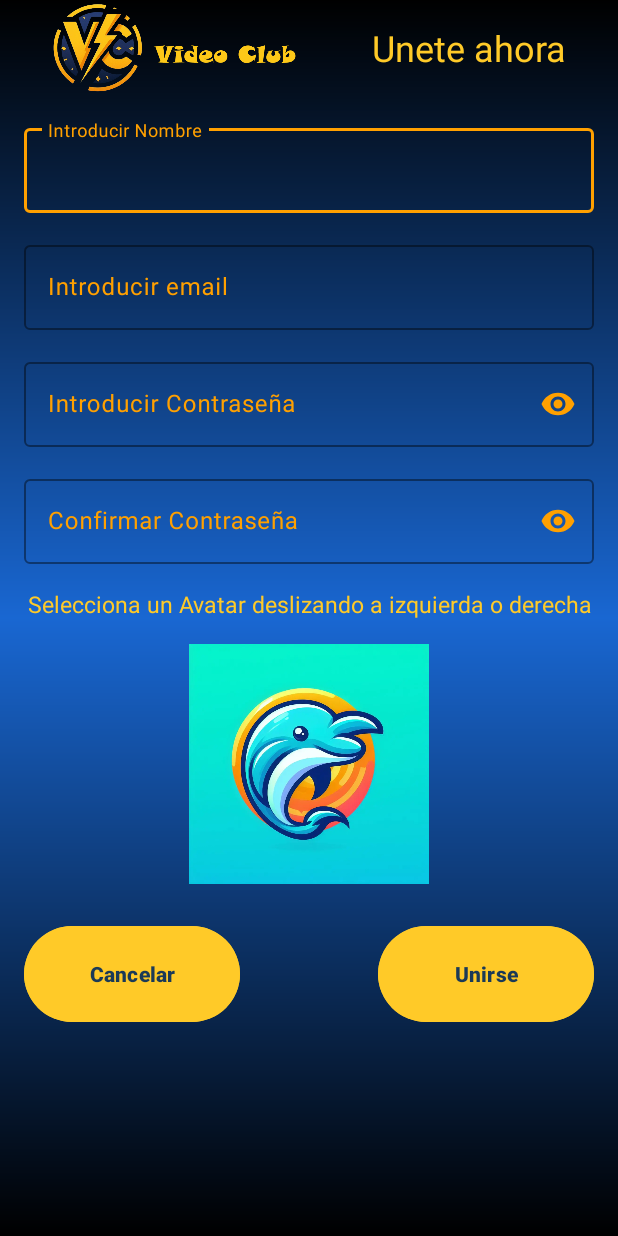
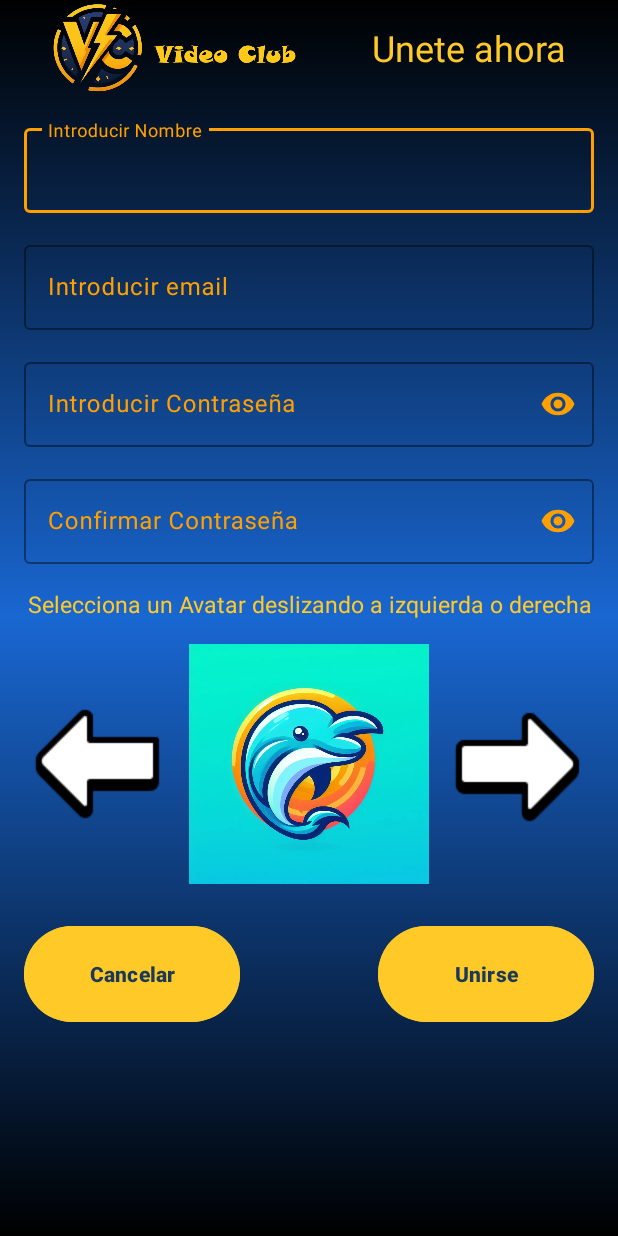
Before and after one commit to MrSixtorz/VideoClub, an Android app: the Register screen opened directly, with no data from a screen before it, on a phone screen of 412 x 824 dp. Run offline under Robolectric (Android 15) with nearby library versions, the phone set to English and light mode, and no system bars; our stand-ins replace Firebase (no records; nobody signed in at launch, a user with empty details on screens opened directly).

Commit message:
chorradas2

```diff
--- a/app/src/main/java/com/example/videoclub/DiscoverMovies.kt
+++ b/app/src/main/java/com/example/videoclub/DiscoverMovies.kt
@@ -3,5 +3,5 @@ package com.example.videoclub
 import com.google.gson.annotations.SerializedName
 
 data class DiscoverMovies(
-    @SerializedName("results")val results: List<Result>
+    @SerializedName("results") val peliculasDiscovers: List<PeliculasDiscover>
 )
--- a/app/src/main/java/com/example/videoclub/Result.kt
+++ b/app/src/main/java/com/example/videoclub/PeliculasDiscover.kt
@@ -2,7 +2,7 @@ package com.example.videoclub
 
 import com.google.gson.annotations.SerializedName
 
-data class Result(
+data class PeliculasDiscover(
     @SerializedName("genre_ids") val genre_ids: List<Int>,
     @SerializedName("id") val id: Int,
     @SerializedName("overview") val overview: String,
--- a/app/src/main/java/com/example/videoclub/Register.kt
+++ b/app/src/main/java/com/example/videoclub/Register.kt
@@ -9,6 +9,7 @@ import android.view.LayoutInflater
 import android.view.View
 import android.view.ViewGroup
 import android.widget.Button
+import android.widget.ImageButton
 import android.widget.ImageView
 import androidx.appcompat.app.AlertDialog
 import androidx.recyclerview.widget.RecyclerView
@@ -53,7 +54,23 @@ class Register : AppCompatActivity() {
             R.drawable.perro,
             R.drawable.starwars
         ) // Lista de IDs de recursos de las imágenes
-        val adapter = AvatarAdapter(images)
+        val adapter = AvatarAdapter(images, object : AvatarAdapter.OnClickListener {
+            override fun prevBoton() {
+                val viewPager: ViewPager2 = findViewById(R.id.viewAvatar)
+                val currentPosition = viewPager.currentItem
+                val maxPosition = viewPager.adapter?.itemCount ?: 0
+                val newPosition = if (currentPosition == 0) maxPosition - 1 else currentPosition - 1
+                viewPager.setCurrentItem(newPosition, false)
+            }
+
+            override fun sigBoton() {
+                val viewPager: ViewPager2 = findViewById(R.id.viewAvatar)
+                val currentPosition = viewPager.currentItem
+                val maxPosition = viewPager.adapter?.itemCount ?: 0
+                val newPosition = if (currentPosition == maxPosition - 1) 0 else currentPosition + 1
+                viewPager.setCurrentItem(newPosition, false)
+            }
+        })
         var viewPager: ViewPager2 = findViewById(R.id.viewAvatar)
         viewPager.adapter = adapter
 
@@ -135,8 +152,12 @@ class Register : AppCompatActivity() {
         return resources.getIdentifier(nombreImagen, "drawable", applicationContext.packageName)
     }
 
-    class AvatarAdapter(private val images: List<Int>) :
+    class AvatarAdapter(private val images: List<Int>, private val onClickListener: OnClickListener) :
         RecyclerView.Adapter<AvatarAdapter.ImageViewHolder>() {
+        interface OnClickListener {
+            fun prevBoton()
+            fun sigBoton()
+        }
 
         override fun onCreateViewHolder(parent: ViewGroup, viewType: Int): ImageViewHolder {
             val view = LayoutInflater.from(parent.context).inflate(R.layout.avatar, parent, false)
@@ -151,7 +172,18 @@ class Register : AppCompatActivity() {
 
         inner class ImageViewHolder(itemView: View) : RecyclerView.ViewHolder(itemView) {
             val imageView: ImageView = itemView.findViewById(R.id.imageView)
+
+            init {
+                itemView.findViewById<ImageButton>(R.id.previo).setOnClickListener {
+                    onClickListener.prevBoton()
+                }
+
+                itemView.findViewById<ImageButton>(R.id.siguiente).setOnClickListener {
+                    onClickListener.sigBoton()
+                }
+            }
         }
+
     }
 
 }
--- a/app/src/main/res/layout/activity_register.xml
+++ b/app/src/main/res/layout/activity_register.xml
@@ -174,7 +174,8 @@
         android:layout_marginStart="16dp"
         android:layout_marginTop="16dp"
         android:layout_marginEnd="16dp"
-        android:layout_marginBottom="8dp" />
+        android:layout_marginBottom="8dp">
+    </androidx.viewpager2.widget.ViewPager2>
 
     <Button
         android:id="@+id/Cancelar"
--- a/app/src/main/res/layout/avatar.xml
+++ b/app/src/main/res/layout/avatar.xml
@@ -1,6 +1,34 @@
 <?xml version="1.0" encoding="utf-8"?>
-<ImageView xmlns:android="http://schemas.android.com/apk/res/android"
-    android:id="@+id/imageView"
+<LinearLayout xmlns:android="http://schemas.android.com/apk/res/android"
+    android:id="@+id/linearAvatar"
     android:layout_width="match_parent"
     android:layout_height="match_parent"
-    android:scaleType="centerInside"></ImageView>
+    android:orientation="horizontal">
+
+    <ImageButton
+        android:id="@+id/previo"
+        android:layout_width="100dp"
+        android:layout_height="100dp"
+        android:layout_gravity="start|center_vertical"
+        android:background="@null"
+        android:contentDescription="Previo"
+        android:scaleType="centerInside"
+        android:src="@drawable/previo" />
+
+    <ImageView
+        android:id="@+id/imageView"
+        android:layout_width="0dp"
+        android:layout_height="wrap_content"
+        android:layout_weight="1"
+        android:scaleType="centerInside" />
+
+    <ImageButton
+        android:id="@+id/siguiente"
+        android:layout_width="100dp"
+        android:layout_height="100dp"
+        android:layout_gravity="end|center_vertical"
+        android:background="@null"
+        android:scaleType="centerInside"
+        android:contentDescription="Siguiente"
+        android:src="@drawable/siguiente" />
+</LinearLayout>
```
Also changed, not shown: app/src/main/java/com/example/videoclub/SeriesVotos.kt (added, +19 -0 lines), app/src/main/java/com/example/videoclub/VoteSeries.kt (added, +7 -0 lines), app/src/main/res/drawable/previo.png (added), app/src/main/res/drawable/siguiente.png (added).
